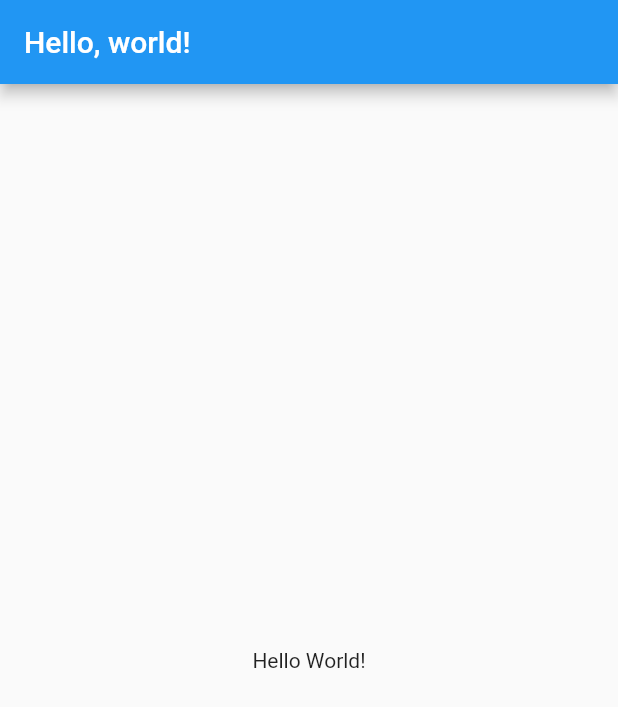
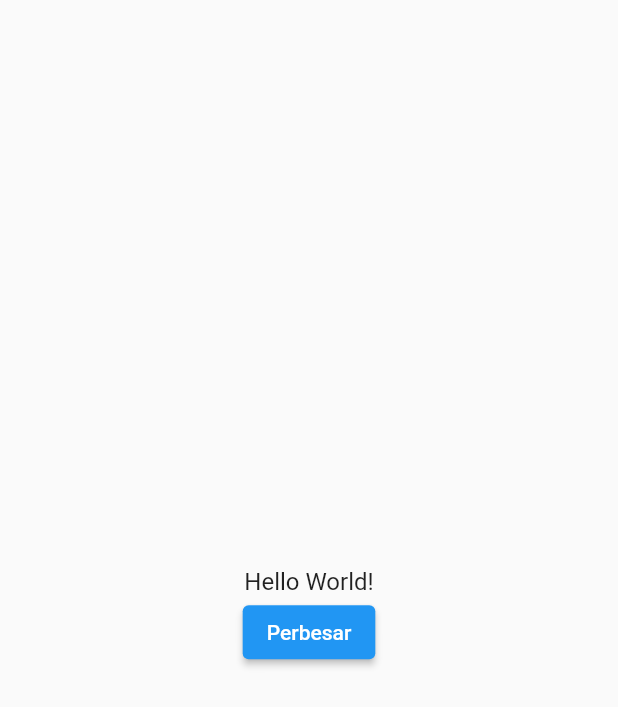
Before and after one commit to ThomasAlberto21/belajar_flutter, a Flutter app: the screen it shows after launch, on a phone screen of 412 x 824 dp. Shown: the top 707 px of the screen. Run offline on Flutter 3.47's test engine with Material 2 defaults, Android fonts, the phone set to English and light mode, and no system bars.

Commit message:
Stateless Widget

```diff
--- a/lib/main.dart
+++ b/lib/main.dart
@@ -1,25 +1,75 @@
+import 'package:flutter/cupertino.dart';
 import 'package:flutter/material.dart';
 
 void main() {
-  runApp(MyApp());
+  runApp(const MyApp());
 }
 
+// StatelessWidget adalah widget yang nilai state-nya tidak dapat berubah (immutable) maka widget tersebut lebih bersifat statis dan memiliki interaksi yang terbatas.
 class MyApp extends StatelessWidget {
+  const MyApp({Key? key}) : super(key: key);
+
   @override
   Widget build(BuildContext context) {
     return MaterialApp(
-      title: "Flutter Demo",
+      title: 'Flutter Demo',
       theme: ThemeData(
         primarySwatch: Colors.blue,
       ),
-      home: Scaffold(
-        appBar: AppBar(
-          title: Text('Hello, world!'),
-        ),
+      home: const Scaffold(
         body: Center(
-          child: Text("Hello World!"),
+            child: BiggerText(text: "Hello World!")
         ),
       ),
     );
   }
 }
+
+class Heading extends StatelessWidget {
+  final String text; // State is immutable
+
+  const Heading({Key? key, required this.text}) : super(key: key);
+
+  @override
+  Widget build(BuildContext context) {
+    return Text(
+      text,
+      style: const TextStyle(
+        fontSize: 32,
+        fontWeight: FontWeight.bold,
+      ),
+    );
+  }
+}
+
+// Stateful widget adalah widget yang nilai state-nya dapat berubah (mutable) dan memiliki interaksi yang lebih kompleks.
+class BiggerText extends StatefulWidget {
+  final String text;
+
+  const BiggerText({Key? key, required this.text}) : super(key: key);
+
+  @override
+  _BiggerTextState createState() => _BiggerTextState();
+}
+
+class _BiggerTextState extends State<BiggerText> {
+  double _textSize = 16;
+
+  @override
+  Widget build(BuildContext context) {
+    return Column(
+      mainAxisAlignment: MainAxisAlignment.center,
+      children: <Widget>[
+        Text(widget.text, style: TextStyle(fontSize: _textSize)),
+        ElevatedButton(
+          child: const Text("Perbesar"),
+          onPressed: () {
+            setState(() {
+              _textSize = 32;
+            });
+          },
+        )
+      ],
+    );
+  }
+}
```
Also changed, not shown: lib/01_statelessWidget.dart (added, +45 -0 lines).
